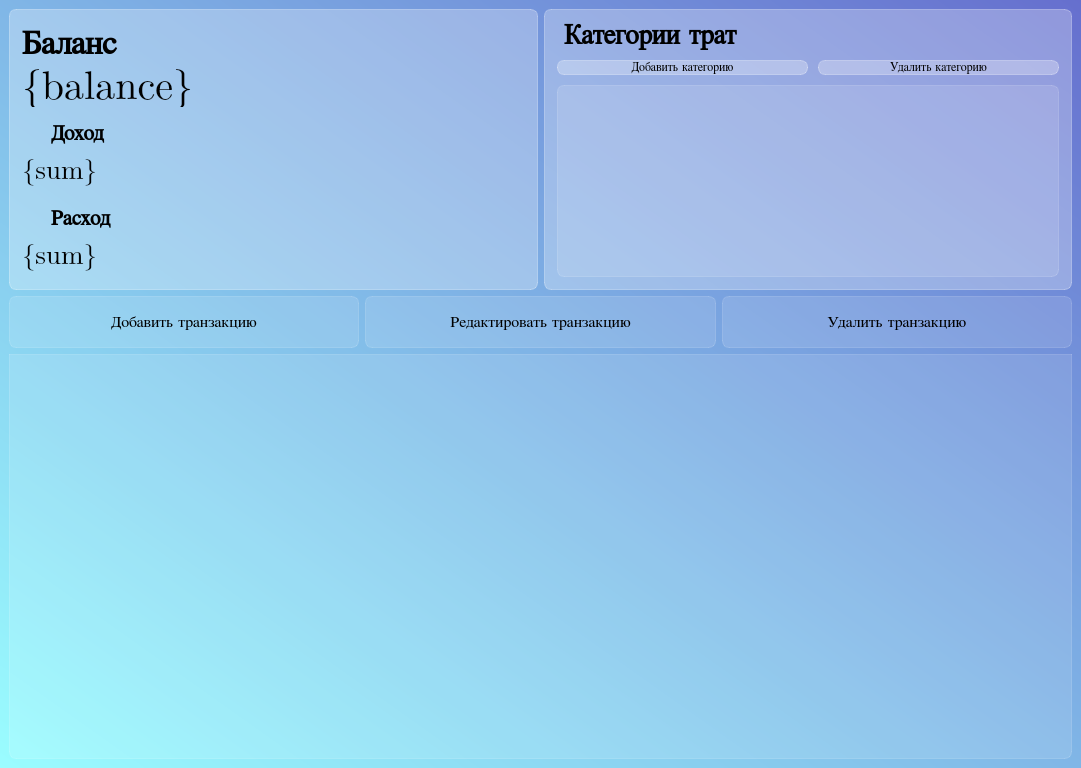
The window that expence_tracker.ui (fhiwniwxnms/QtProject) describes before a commit, drawn with Qt 5.
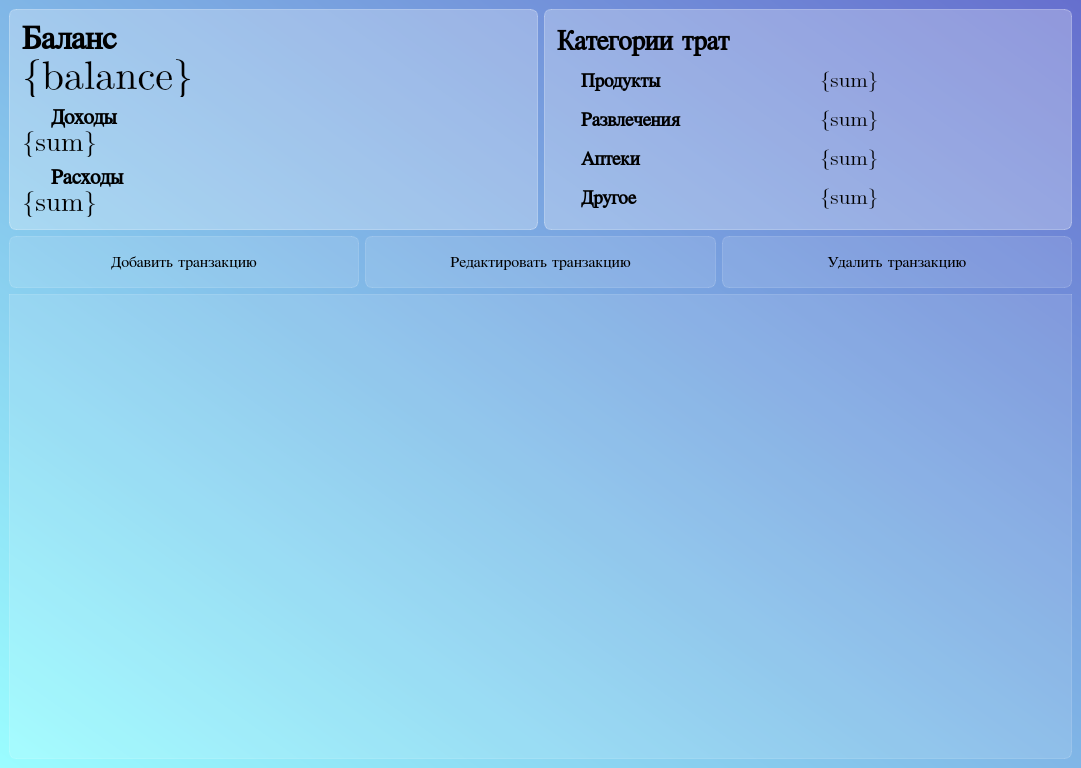
The same window after the commit. Icons and pictures are not drawn.

What changed in the file:
```diff
--- a/expence_tracker.ui
+++ b/expence_tracker.ui
@@ -109,7 +109,7 @@
 </string>
              </property>
              <property name="text">
-              <string>Доход</string>
+              <string>Доходы</string>
              </property>
             </widget>
            </item>
@@ -166,7 +166,7 @@
 </string>
              </property>
              <property name="text">
-              <string>Расход</string>
+              <string>Расходы</string>
              </property>
             </widget>
            </item>
@@ -195,7 +195,13 @@
 border: 1px solid rgba(255, 255, 255, 80);
 border-radius: 7px</string>
         </property>
-        <layout class="QVBoxLayout" name="verticalLayout_2">
+        <property name="frameShape">
+         <enum>QFrame::Shape::NoFrame</enum>
+        </property>
+        <property name="frameShadow">
+         <enum>QFrame::Shadow::Raised</enum>
+        </property>
+        <layout class="QVBoxLayout" name="verticalLayout_20">
          <property name="spacing">
           <number>0</number>
          </property>
@@ -213,13 +219,18 @@
          </property>
          <item>
           <widget class="QLabel" name="categories_label">
+           <property name="font">
+            <font>
+             <family>Cambria Math</family>
+             <pointsize>20</pointsize>
+             <bold>true</bold>
+            </font>
+           </property>
            <property name="styleSheet">
             <string notr="true">font-weight: bold;
 font-size: 20pt;
 background-color: none;
-border: none;
-padding-bottom: 10px 
-</string>
+border: none;</string>
            </property>
            <property name="text">
             <string>Категории трат</string>
@@ -227,88 +238,318 @@
           </widget>
          </item>
          <item>
-          <layout class="QVBoxLayout" name="categories">
+          <layout class="QHBoxLayout" name="groceries">
            <item>
-            <layout class="QHBoxLayout" name="categories_buttons">
-             <item>
-              <widget class="QPushButton" name="category_add">
-               <property name="styleSheet">
-                <string notr="true">margin-bottom: 10px;
-margin-right: 5px </string>
-               </property>
-               <property name="text">
-                <string>Добавить категорию</string>
-               </property>
-               <property name="icon">
-                <iconset resource="res-rc.qrc">
-                 <normaloff>:/icons/icons/New folder.svg</normaloff>:/icons/icons/New folder.svg</iconset>
-               </property>
-              </widget>
-             </item>
-             <item>
-              <widget class="QPushButton" name="category_delete">
-               <property name="enabled">
-                <bool>true</bool>
-               </property>
-               <property name="sizePolicy">
-                <sizepolicy hsizetype="Minimum" vsizetype="Fixed">
-                 <horstretch>0</horstretch>
-                 <verstretch>0</verstretch>
-                </sizepolicy>
-               </property>
-               <property name="maximumSize">
-                <size>
-                 <width>246</width>
-                 <height>16777215</height>
-                </size>
-               </property>
-               <property name="styleSheet">
-                <string notr="true">margin-bottom: 10px;
-margin-left: 5px </string>
-               </property>
-               <property name="text">
-                <string>Удалить категорию</string>
-               </property>
-               <property name="icon">
-                <iconset resource="res-rc.qrc">
-                 <normaloff>:/icons/icons/Undo.svg</normaloff>:/icons/icons/Undo.svg</iconset>
-               </property>
-              </widget>
-             </item>
-            </layout>
-           </item>
-           <item>
-            <widget class="QTableView" name="categories_table">
+            <widget class="QLabel" name="groceries_icon">
              <property name="sizePolicy">
               <sizepolicy hsizetype="Preferred" vsizetype="Preferred">
                <horstretch>0</horstretch>
                <verstretch>0</verstretch>
               </sizepolicy>
              </property>
+             <property name="maximumSize">
+              <size>
+               <width>24</width>
+               <height>16777215</height>
+              </size>
+             </property>
+             <property name="font">
+              <font>
+               <family>Cambria Math</family>
+               <pointsize>14</pointsize>
+               <bold>true</bold>
+              </font>
+             </property>
              <property name="styleSheet">
-              <string notr="true">QTableView {
-background-color: rgba(255, 255, 255, 30);
-border: 1px solid rgba(255, 255, 255, 40);
-border-bottom-right-radius: 7px;
-border-bottom-left-radius: 7px;
-}
-
-QTableView:section {
-background-color: rgba(53, 53, 53);
-border: none;
-height: 50px;
-font-size: 14pt
-}
-
-QTableView:item {
-border-style: none;
-border-bottom: rgba(255, 255, 255, 50);
-}
-
-QTableView:item:selected {
-border: none;
-background-color: rgba(255, 255, 255, 50);
-}</string>
+              <string notr="true">color: white;
+font-weight: bold;
+font-size: 14pt;
+background-color: none;
+border: none;</string>
+             </property>
+             <property name="text">
+              <string/>
+             </property>
+             <property name="pixmap">
+              <pixmap resource="res-rc.qrc">:/icons/icons/Shopping cart.svg</pixmap>
+             </property>
+            </widget>
+           </item>
+           <item>
+            <widget class="QLabel" name="groceries_label">
+             <property name="font">
+              <font>
+               <family>Cambria Math</family>
+               <pointsize>14</pointsize>
+               <bold>true</bold>
+              </font>
+             </property>
+             <property name="styleSheet">
+              <string notr="true">font-weight: bold;
+font-size: 14pt;
+background-color: none;
+border: none;</string>
+             </property>
+             <property name="text">
+              <string>Продукты</string>
+             </property>
+            </widget>
+           </item>
+           <item>
+            <widget class="QLabel" name="groceries_sum">
+             <property name="font">
+              <font>
+               <family>Cambria Math</family>
+               <pointsize>16</pointsize>
+               <italic>false</italic>
+               <bold>false</bold>
+               <kerning>true</kerning>
+              </font>
+             </property>
+             <property name="styleSheet">
+              <string notr="true">font-size: 16pt;
+background-color: none;
+border: none;</string>
+             </property>
+             <property name="lineWidth">
+              <number>0</number>
+             </property>
+             <property name="text">
+              <string>{sum}</string>
+             </property>
+            </widget>
+           </item>
+          </layout>
+         </item>
+         <item>
+          <layout class="QHBoxLayout" name="entertainment">
+           <item>
+            <widget class="QLabel" name="entertainment_icon">
+             <property name="maximumSize">
+              <size>
+               <width>24</width>
+               <height>16777215</height>
+              </size>
+             </property>
+             <property name="font">
+              <font>
+               <family>Cambria Math</family>
+               <pointsize>14</pointsize>
+               <bold>true</bold>
+              </font>
+             </property>
+             <property name="styleSheet">
+              <string notr="true">color: white;
+font-weight: bold;
+font-size: 14pt;
+background-color: none;
+border: none;</string>
+             </property>
+             <property name="text">
+              <string/>
+             </property>
+             <property name="pixmap">
+              <pixmap resource="res-rc.qrc">:/icons/icons/Spa.svg</pixmap>
+             </property>
+            </widget>
+           </item>
+           <item>
+            <widget class="QLabel" name="entertainment_label">
+             <property name="font">
+              <font>
+               <family>Cambria Math</family>
+               <pointsize>14</pointsize>
+               <bold>true</bold>
+              </font>
+             </property>
+             <property name="styleSheet">
+              <string notr="true">font-weight: bold;
+font-size: 14pt;
+background-color: none;
+border: none;</string>
+             </property>
+             <property name="text">
+              <string>Развлечения</string>
+             </property>
+            </widget>
+           </item>
+           <item>
+            <widget class="QLabel" name="entertainment_sum">
+             <property name="font">
+              <font>
+               <family>Cambria Math</family>
+               <pointsize>16</pointsize>
+               <italic>false</italic>
+               <bold>false</bold>
+               <kerning>true</kerning>
+              </font>
+             </property>
+             <property name="styleSheet">
+              <string notr="true">font-size: 16pt;
+background-color: none;
+border: none;</string>
+             </property>
+             <property name="lineWidth">
+              <number>0</number>
+             </property>
+             <property name="text">
+              <string>{sum}</string>
+             </property>
+            </widget>
+           </item>
+          </layout>
+         </item>
+         <item>
+          <layout class="QHBoxLayout" name="pharmacy">
+           <item>
+            <widget class="QLabel" name="pharmacy_icon">
+             <property name="maximumSize">
+              <size>
+               <width>24</width>
+               <height>16777215</height>
+              </size>
+             </property>
+             <property name="font">
+              <font>
+               <family>Cambria Math</family>
+               <pointsize>14</pointsize>
+               <bold>true</bold>
+              </font>
+             </property>
+             <property name="styleSheet">
+              <string notr="true">color: white;
+font-weight: bold;
+font-size: 14pt;
+background-color: none;
+border: none;</string>
+             </property>
+             <property name="text">
+              <string/>
+             </property>
+             <property name="pixmap">
+              <pixmap resource="res-rc.qrc">:/icons/icons/Medicine.svg</pixmap>
+             </property>
+            </widget>
+           </item>
+           <item>
+            <widget class="QLabel" name="pharmacy_label">
+             <property name="font">
+              <font>
+               <family>Cambria Math</family>
+               <pointsize>14</pointsize>
+               <bold>true</bold>
+              </font>
+             </property>
+             <property name="styleSheet">
+              <string notr="true">font-weight: bold;
+font-size: 14pt;
+background-color: none;
+border: none;</string>
+             </property>
+             <property name="text">
+              <string>Аптеки</string>
+             </property>
+            </widget>
+           </item>
+           <item>
+            <widget class="QLabel" name="pharmacy_sum">
+             <property name="font">
+              <font>
+               <family>Cambria Math</family>
+               <pointsize>16</pointsize>
+               <italic>false</italic>
+               <bold>false</bold>
+               <kerning>true</kerning>
+              </font>
+             </property>
+             <property name="styleSheet">
+              <string notr="true">font-size: 16pt;
+background-color: none;
+border: none;</string>
+             </property>
+             <property name="lineWidth">
+              <number>0</number>
+             </property>
+             <property name="text">
+              <string>{sum}</string>
+             </property>
+            </widget>
+           </item>
+          </layout>
+         </item>
+         <item>
+          <layout class="QHBoxLayout" name="other">
+           <item>
+            <widget class="QLabel" name="other_icon">
+             <property name="maximumSize">
+              <size>
+               <width>24</width>
+               <height>16777215</height>
+              </size>
+             </property>
+             <property name="font">
+              <font>
+               <family>Cambria Math</family>
+               <pointsize>14</pointsize>
+               <bold>true</bold>
+              </font>
+             </property>
+             <property name="styleSheet">
+              <string notr="true">color: white;
+font-weight: bold;
+font-size: 14pt;
+background-color: none;
+border: none;</string>
+             </property>
+             <property name="text">
+              <string/>
+             </property>
+             <property name="pixmap">
+              <pixmap resource="res-rc.qrc">:/icons/icons/Package.svg</pixmap>
+             </property>
+            </widget>
+           </item>
+           <item>
+            <widget class="QLabel" name="other_label">
+             <property name="font">
+              <font>
+               <family>Cambria Math</family>
+               <pointsize>14</pointsize>
+               <bold>true</bold>
+              </font>
+             </property>
+             <property name="styleSheet">
+              <string notr="true">font-weight: bold;
+font-size: 14pt;
+background-color: none;
+border: none;</string>
+             </property>
+             <property name="text">
+              <string>Другое</string>
+             </property>
+            </widget>
+           </item>
+           <item>
+            <widget class="QLabel" name="other_sum">
+             <property name="font">
+              <font>
+               <family>Cambria Math</family>
+               <pointsize>16</pointsize>
+               <italic>false</italic>
+               <bold>false</bold>
+               <kerning>true</kerning>
+              </font>
+             </property>
+             <property name="styleSheet">
+              <string notr="true">font-size: 16pt;
+background-color: none;
+border: none;</string>
+             </property>
+             <property name="lineWidth">
+              <number>0</number>
+             </property>
+             <property name="text">
+              <string>{sum}</string>
              </property>
             </widget>
            </item>
@@ -429,34 +670,39 @@
      </layout>
     </item>
     <item>
-     <widget class="QTableView" name="transactions_table">
+     <widget class="QTableWidget" name="transactions_table">
       <property name="sizePolicy">
        <sizepolicy hsizetype="Preferred" vsizetype="Expanding">
         <horstretch>0</horstretch>
         <verstretch>0</verstretch>
        </sizepolicy>
       </property>
+      <property name="font">
+       <font>
+        <family>Cambria Math</family>
+        <pointsize>22</pointsize>
+       </font>
+      </property>
       <property name="styleSheet">
-       <string notr="true">QTableView {
+       <string notr="true">QTableWidget {
 background-color: rgba(255, 255, 255, 30);
 border: 1px solid rgba(255, 255, 255, 40);
 border-bottom-right-radius: 7px;
 border-bottom-left-radius: 7px;
 }
 
-QTableView:section {
+QTableWidget:section {
 background-color: rgba(53, 53, 53);
 border: none;
 height: 50px;
-font-size: 14pt
 }
 
-QTableView:item {
+QTableWidget:item {
 border-style: none;
 border-bottom: rgba(255, 255, 255, 50);
 }
 
-QTableView:item:selected {
+QTableWidget:item:selected {
 border: none;
 background-color: rgba(255, 255, 255, 50);
 }</string>
@@ -470,8 +716,8 @@
       <property name="showGrid">
        <bool>false</bool>
       </property>
-      <attribute name="horizontalHeaderDefaultSectionSize">
-       <number>135</number>
+      <attribute name="horizontalHeaderVisible">
+       <bool>true</bool>
       </attribute>
      </widget>
     </item>
```
